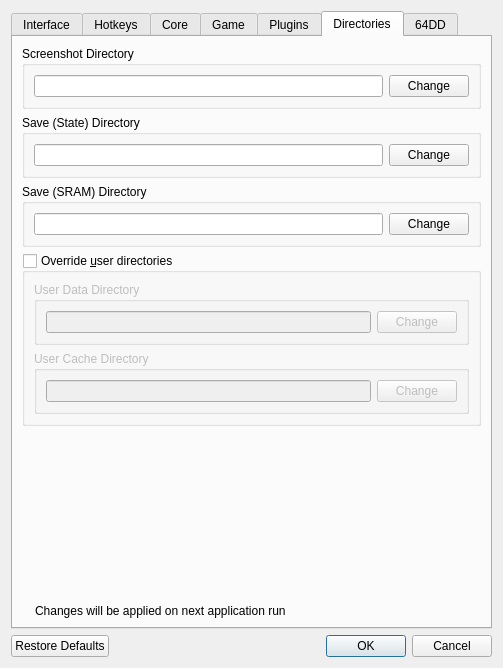
This is Source/RMG/UserInterface/Dialog/SettingsDialog.ui in Rosalie241/RMG as Qt 5 draws it before an edit. The edited form follows.
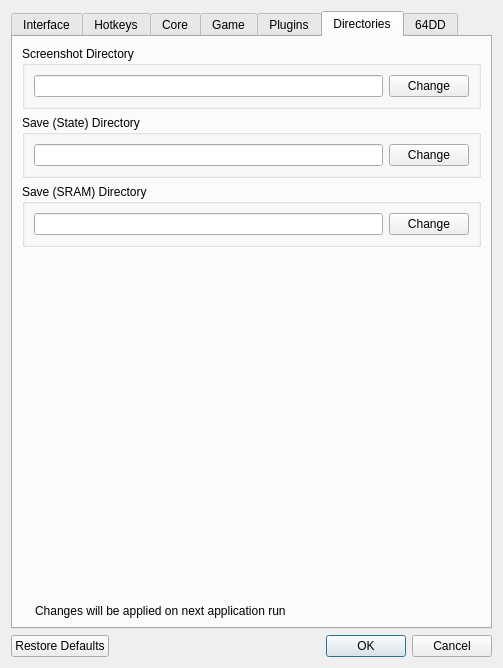
This is the edited form. The open tabs and pages were chosen to show the change. Icons and pictures are not drawn. Custom widgets are drawn as their Qt base class.

Commit message: RMG: remove option to override user directories in the settings dialog

Patch:
```diff
--- a/Source/RMG/UserInterface/Dialog/SettingsDialog.ui
+++ b/Source/RMG/UserInterface/Dialog/SettingsDialog.ui
@@ -2884,76 +2884,6 @@
              </layout>
             </widget>
            </item>
-           <item>
-            <widget class="QGroupBox" name="overrideUserDirsGroupBox">
-             <property name="enabled">
-              <bool>true</bool>
-             </property>
-             <property name="title">
-              <string>Override &amp;user directories</string>
-             </property>
-             <property name="checkable">
-              <bool>true</bool>
-             </property>
-             <property name="checked">
-              <bool>false</bool>
-             </property>
-             <layout class="QVBoxLayout" name="verticalLayout_27">
-              <item>
-               <widget class="QGroupBox" name="groupBox_30">
-                <property name="title">
-                 <string>User Data Directory</string>
-                </property>
-                <layout class="QHBoxLayout" name="horizontalLayout_67">
-                 <item>
-                  <widget class="QLineEdit" name="userDataDirLineEdit">
-                   <property name="readOnly">
-                    <bool>true</bool>
-                   </property>
-                  </widget>
-                 </item>
-                 <item>
-                  <widget class="QPushButton" name="changeUserDataDirButton">
-                   <property name="text">
-                    <string>Change</string>
-                   </property>
-                   <property name="icon">
-                    <iconset theme="folder-open-line"/>
-                   </property>
-                  </widget>
-                 </item>
-                </layout>
-               </widget>
-              </item>
-              <item>
-               <widget class="QGroupBox" name="groupBox_31">
-                <property name="title">
-                 <string>User Cache Directory</string>
-                </property>
-                <layout class="QHBoxLayout" name="horizontalLayout_68">
-                 <item>
-                  <widget class="QLineEdit" name="userCacheDirLineEdit">
-                   <property name="readOnly">
-                    <bool>true</bool>
-                   </property>
-                  </widget>
-                 </item>
-                 <item>
-                  <widget class="QPushButton" name="changeUserCacheDirButton">
-                   <property name="text">
-                    <string>Change</string>
-                   </property>
-                   <property name="icon">
-                    <iconset theme="folder-open-line"/>
-                   </property>
-                  </widget>
-                 </item>
-                </layout>
-               </widget>
-              </item>
-             </layout>
-            </widget>
-           </item>
            <item>
             <spacer name="verticalSpacer">
              <property name="orientation">
```
The commit also changes 2 other files.
